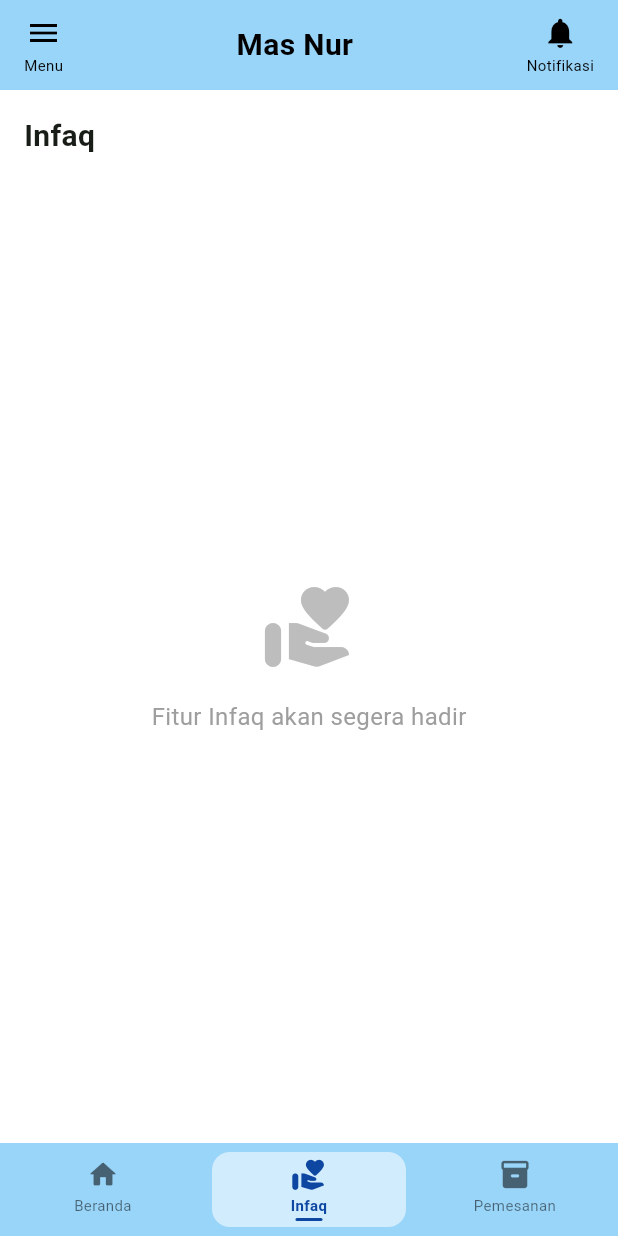
After one commit to WafiqMy/Mas_Nur_Mobile, a Flutter app: the InfaqPage screen opened by its route, on a phone screen of 412 x 824 dp. The commit adds this screen. Run offline on Flutter 3.47's test engine with Material 3 defaults, Android fonts, the phone set to English and light mode, and no system bars; our stand-ins replace dio, image_picker, shared_preferences; accounts and stored records are empty.

Commit message:
feat: buat InfaqPage dengan tampilan konsisten dan daftarkan route

```diff
--- a/mas_nur_flutter/lib/app.dart
+++ b/mas_nur_flutter/lib/app.dart
@@ -13,6 +13,7 @@ import 'package:mas_nur_flutter/features/dashboard/dashboard_page.dart';
 import 'package:mas_nur_flutter/features/informasi/edit_profil_masjid_page.dart';
 import 'package:mas_nur_flutter/features/informasi/edit_struktur_organisasi_page.dart';
 import 'package:mas_nur_flutter/features/informasi/informasi_masjid_page.dart';
+import 'package:mas_nur_flutter/features/infaq/infaq_page.dart';
 import 'package:mas_nur_flutter/features/notifikasi/notifikasi_page.dart';
 import 'package:mas_nur_flutter/features/persewaan/barang_form_page.dart';
 import 'package:mas_nur_flutter/features/persewaan/detail_barang_page.dart';
@@ -63,6 +64,7 @@ class MasNurApp extends StatelessWidget {
         InformasiMasjidPage.routeName: (_) => const InformasiMasjidPage(),
         EditProfilMasjidPage.routeName: (_) => const EditProfilMasjidPage(),
         EditStrukturOrganisasiPage.routeName: (_) => const EditStrukturOrganisasiPage(),
+        InfaqPage.routeName: (_) => const InfaqPage(),
         ProfilAdminPage.routeName: (_) => const ProfilAdminPage(),
         GantiNamaPage.routeName: (_) => const GantiNamaPage(),
         GantiSandiPage.routeName: (_) => const GantiSandiPage(),
--- /dev/null
+++ b/mas_nur_flutter/lib/features/infaq/infaq_page.dart
@@ -0,0 +1,77 @@
+import 'package:flutter/material.dart';
+import 'package:mas_nur_flutter/features/dashboard/dashboard_page.dart';
+import 'package:mas_nur_flutter/shared/theme/app_theme.dart';
+import 'package:mas_nur_flutter/shared/widgets/app_drawer.dart';
+import 'package:mas_nur_flutter/shared/widgets/app_footer.dart';
+import 'package:mas_nur_flutter/shared/widgets/app_header.dart';
+
+class InfaqPage extends StatelessWidget {
+  const InfaqPage({super.key});
+  static const routeName = '/infaq';
+
+  @override
+  Widget build(BuildContext context) {
+    return PopScope(
+      canPop: false,
+      onPopInvokedWithResult: (didPop, result) {
+        if (!didPop) {
+          Navigator.pushReplacementNamed(context, DashboardPage.routeName);
+        }
+      },
+      child: Scaffold(
+        backgroundColor: kColorWhite,
+        drawer: const AppDrawer(),
+        body: Column(
+          children: [
+            const AppHeader(),
+            Expanded(
+              child: Column(
+                children: [
+                  Padding(
+                    padding: const EdgeInsets.fromLTRB(16, 16, 16, 8),
+                    child: Row(
+                      children: [
+                        const Expanded(
+                          child: Text(
+                            'Infaq',
+                            style: TextStyle(
+                              fontSize: 20,
+                              fontWeight: FontWeight.bold,
+                            ),
+                          ),
+                        ),
+                      ],
+                    ),
+                  ),
+                  const Expanded(
+                    child: Center(
+                      child: Column(
+                        mainAxisSize: MainAxisSize.min,
+                        children: [
+                          Icon(
+                            Icons.volunteer_activism_rounded,
+                            size: 64,
+                            color: Color(0xFFBDBDBD),
+                          ),
+                          SizedBox(height: 16),
+                          Text(
+                            'Fitur Infaq akan segera hadir',
+                            style: TextStyle(
+                              fontSize: 16,
+                              color: Color(0xFF9E9E9E),
+                            ),
+                          ),
+                        ],
+                      ),
+                    ),
+                  ),
+                ],
+              ),
+            ),
+            const AppFooter(currentIndex: 1),
+          ],
+        ),
+      ),
+    );
+  }
+}
--- a/mas_nur_flutter/lib/shared/widgets/app_footer.dart
+++ b/mas_nur_flutter/lib/shared/widgets/app_footer.dart
@@ -1,8 +1,8 @@
 import 'package:flutter/material.dart';
 import 'package:mas_nur_flutter/features/dashboard/dashboard_page.dart';
+import 'package:mas_nur_flutter/features/infaq/infaq_page.dart';
 import 'package:mas_nur_flutter/features/persewaan/pemesanan_page.dart';
 import 'package:mas_nur_flutter/shared/theme/app_theme.dart';
-import 'package:mas_nur_flutter/shared/widgets/feature_placeholder_page.dart';
 
 /// Index footer:
 /// 0 = Beranda, 1 = Infaq, 2 = Pemesanan
@@ -21,10 +21,7 @@ class AppFooter extends StatelessWidget {
         page = const DashboardPage();
         break;
       case 1:
-        page = const FeaturePlaceholderPage(
-          title: 'Infaq',
-          subtitle: 'Fitur Infaq akan segera hadir.',
-        );
+        page = const InfaqPage();
         break;
       case 2:
         page = const PemesananPage();
```
